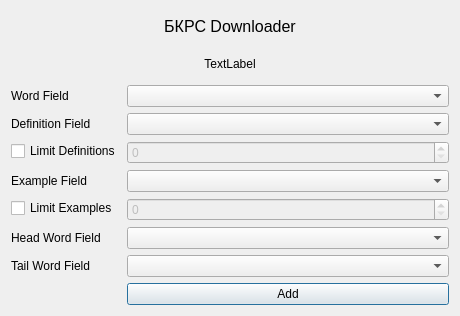
First picture: the form in designer/form.ui, repository abdnh/bkrs-downloader, before the edit.
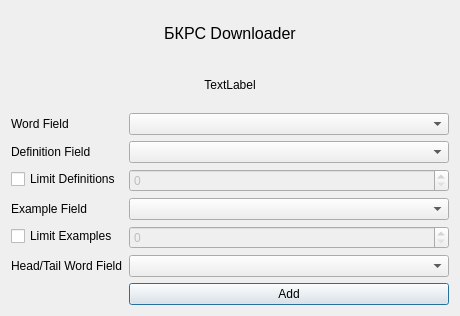
Second picture: the form after the edit.

Commit message: Paste head/tail tables in the same field with original formatting

What changed in the file:
```diff
--- a/designer/form.ui
+++ b/designer/form.ui
@@ -85,6 +85,13 @@
      <item row="4" column="1">
       <widget class="QComboBox" name="exampleFieldComboBox"/>
      </item>
+     <item row="5" column="0">
+      <widget class="QCheckBox" name="numberOfExamplesCheckBox">
+       <property name="text">
+        <string>Limit Examples</string>
+       </property>
+      </widget>
+     </item>
      <item row="5" column="1">
       <widget class="QSpinBox" name="numberOfExamplesSpinBox">
        <property name="enabled">
@@ -92,37 +99,20 @@
        </property>
       </widget>
      </item>
-     <item row="8" column="1">
-      <widget class="QPushButton" name="addButton">
-       <property name="text">
-        <string>Add</string>
-       </property>
-      </widget>
-     </item>
-     <item row="5" column="0">
-      <widget class="QCheckBox" name="numberOfExamplesCheckBox">
-       <property name="text">
-        <string>Limit Examples</string>
-       </property>
-      </widget>
-     </item>
      <item row="6" column="0">
       <widget class="QLabel" name="label_4">
        <property name="text">
-        <string>Head Word Field</string>
+        <string>Head/Tail Word Field</string>
        </property>
       </widget>
      </item>
      <item row="6" column="1">
-      <widget class="QComboBox" name="headWordFieldComboBox"/>
+      <widget class="QComboBox" name="headTailWordFieldComboBox"/>
      </item>
      <item row="7" column="1">
-      <widget class="QComboBox" name="tailWordFieldComboBox"/>
-     </item>
-     <item row="7" column="0">
-      <widget class="QLabel" name="label_5">
+      <widget class="QPushButton" name="addButton">
        <property name="text">
-        <string>Tail Word Field</string>
+        <string>Add</string>
        </property>
       </widget>
      </item>
```
Left out of the diff: 1 changed line with no effect on the pictures. The commit also changes 2 other files.
